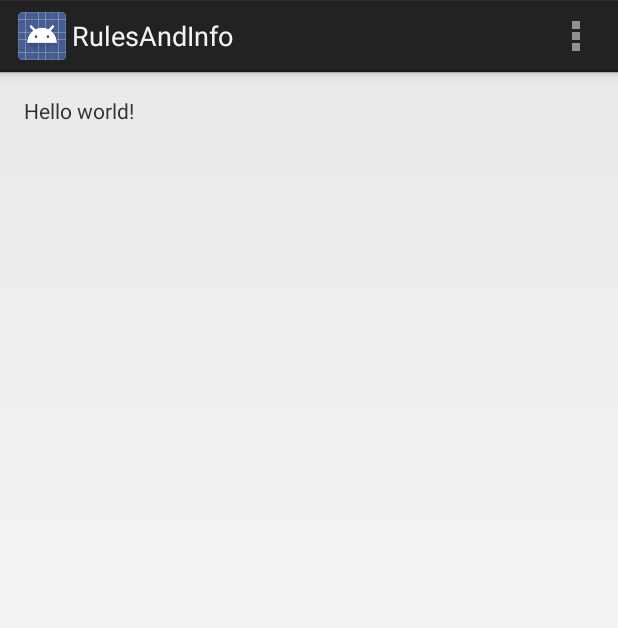
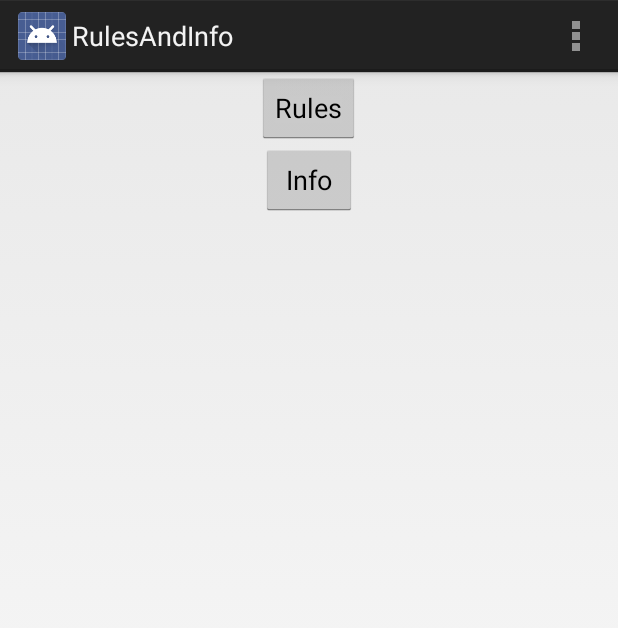
Before and after one commit to 4Reaver/RulesAndInfo, an Android app: the screen it shows after launch (MyActivity), on a phone screen of 412 x 824 dp. Shown: the top 628 px of the screen. Run offline under Robolectric (Android 15) with nearby library versions, the light colour scheme and no system bars.

Commit message:
Add buttons Rules & Info

```diff
--- a/app/src/main/res/layout/activity_my.xml
+++ b/app/src/main/res/layout/activity_my.xml
@@ -1,16 +1,20 @@
-<RelativeLayout xmlns:android="http://schemas.android.com/apk/res/android"
-    xmlns:tools="http://schemas.android.com/tools"
-    android:layout_width="match_parent"
-    android:layout_height="match_parent"
-    android:paddingLeft="@dimen/activity_horizontal_margin"
-    android:paddingRight="@dimen/activity_horizontal_margin"
-    android:paddingTop="@dimen/activity_vertical_margin"
-    android:paddingBottom="@dimen/activity_vertical_margin"
-    tools:context=".MyActivity">
+<LinearLayout
+    android:orientation="vertical"
+    android:layout_width="fill_parent"
+    android:layout_height="fill_parent"
+    xmlns:android="http://schemas.android.com/apk/res/android">
 
-    <TextView
-        android:text="@string/hello_world"
+    <Button
         android:layout_width="wrap_content"
-        android:layout_height="wrap_content" />
+        android:layout_height="wrap_content"
+        android:text="@string/rules"
+        android:id="@+id/buttonRules"
+        android:layout_gravity="center" />
 
-</RelativeLayout>
+    <Button
+        android:layout_width="wrap_content"
+        android:layout_height="wrap_content"
+        android:text="@string/info"
+        android:id="@+id/buttonInfo"
+        android:layout_gravity="center" />
+</LinearLayout>
--- a/app/src/main/res/values/strings.xml
+++ b/app/src/main/res/values/strings.xml
@@ -5,4 +5,8 @@
     <string name="hello_world">Hello world!</string>
     <string name="action_settings">Settings</string>
 
+    <string name="info">Info</string>
+    <string name="rules">Rules</string>
+
+
 </resources>
```
